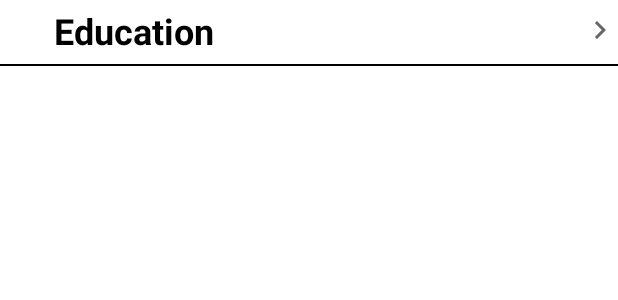
After one commit to fjsalcedo22/Meli_Integrador2, an Android app: the layout adapter_activitites_item.xml on its own in the app's theme, with its tools: preview values and no code run, on a phone screen of 412 x 824 dp. The commit adds this screen. Shown: the top 300 px of the screen. Run offline under Robolectric (Android 15) with nearby library versions, the phone set to English and light mode, and no system bars.

Commit message:
add design and functionality at Screen Activities

```diff
--- /dev/null
+++ b/app/src/main/res/drawable/arrow.xml
@@ -0,0 +1,11 @@
+<?xml version="1.0" encoding="utf-8"?>
+<vector xmlns:android="http://schemas.android.com/apk/res/android"
+    android:width="24dp"
+    android:height="24dp"
+    android:viewportWidth="24"
+    android:viewportHeight="24"
+    android:tint="?attr/colorControlNormal">
+    <path
+        android:fillColor="@android:color/white"
+        android:pathData="M10,6L8.59,7.41 13.17,12l-4.58,4.59L10,18l6,-6z"/>
+</vector>
--- /dev/null
+++ b/app/src/main/res/drawable/line_text_view_adater_activities.xml
@@ -0,0 +1,15 @@
+<?xml version="1.0" encoding="utf-8"?>
+<layer-list xmlns:android="http://schemas.android.com/apk/res/android">
+    <item
+        android:bottom="1dp"
+        android:left="-8dp"
+        android:right="-8dp"
+        android:top="-8dp">
+        <shape android:shape="rectangle">
+            <stroke
+                android:width="1dp"
+                android:color="@color/black"/>
+            <solid android:color="#00FFFFFF" />
+        </shape>
+    </item>
+</layer-list>
--- /dev/null
+++ b/app/src/main/res/layout/adapter_activitites_item.xml
@@ -0,0 +1,24 @@
+<?xml version="1.0" encoding="utf-8"?>
+<LinearLayout xmlns:android="http://schemas.android.com/apk/res/android"
+    xmlns:tools="http://schemas.android.com/tools"
+    android:layout_width="match_parent"
+    android:orientation="vertical"
+    android:layout_height="wrap_content">
+
+    <TextView
+        android:id="@+id/textViewActivities"
+        android:layout_width="match_parent"
+        android:layout_height="wrap_content"
+        android:layout_marginTop="4dp"
+        android:background="@drawable/line_text_view_adater_activities"
+        android:drawableEnd="@drawable/arrow"
+        android:paddingStart="36dp"
+        android:paddingEnd="0dp"
+        android:paddingBottom="8dp"
+        android:textColor="@color/black"
+        android:textSize="24sp"
+        android:textStyle="bold"
+        tools:text="Education" />
+
+
+</LinearLayout>
--- a/app/src/main/res/values/strings.xml
+++ b/app/src/main/res/values/strings.xml
@@ -43,5 +43,7 @@
     tempus purus et odio senectus sodales vulputate, ligula malesu ada dis habitasse
     nullam pellentesque. </string>
 
+    <string name="text_activities">Activities</string>
+
 
 </resources>
```
Also changed, not shown: app/src/main/java/com/example/meli_integrador2/Activities.kt (+14 -1 lines), app/src/main/java/com/example/meli_integrador2/recycler/ActivitiesViewHolder.kt (added, +14 -0 lines), app/src/main/java/com/example/meli_integrador2/recycler/AdapterActivities.kt (added, +21 -0 lines), app/src/main/res/drawable/image_random.xml (added, +9 -0 lines), app/src/main/res/layout/activity_activities.xml (+41 -0 lines), app/src/main/res/values/arrays.xml (added, +14 -0 lines), 1 other file.
